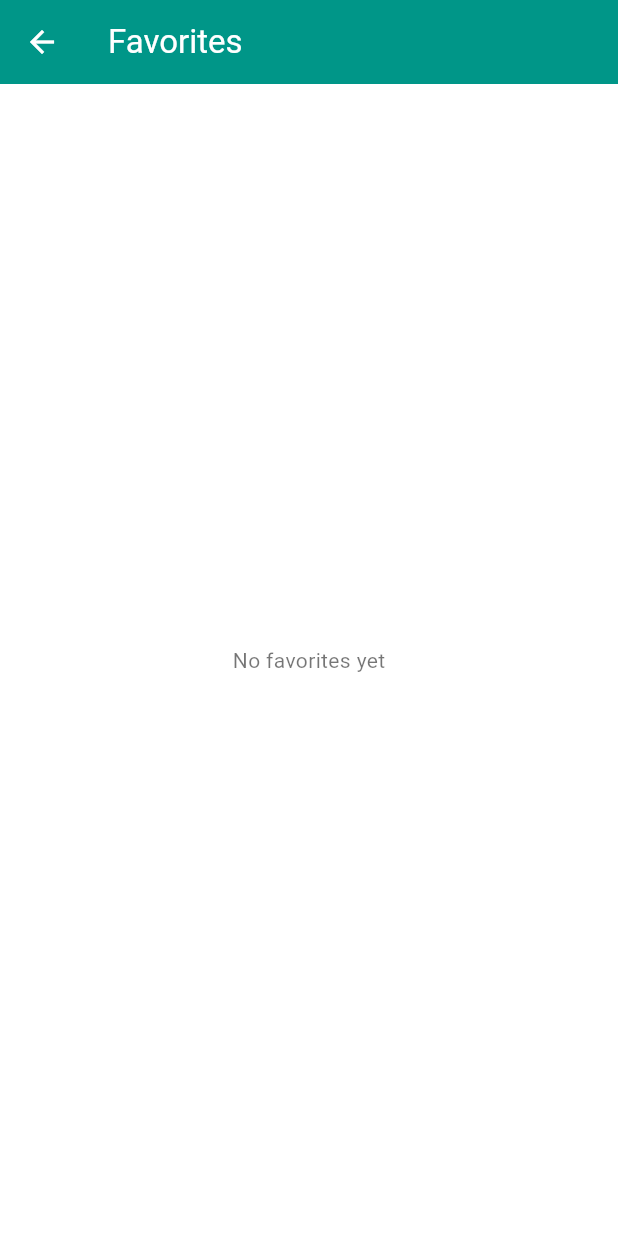
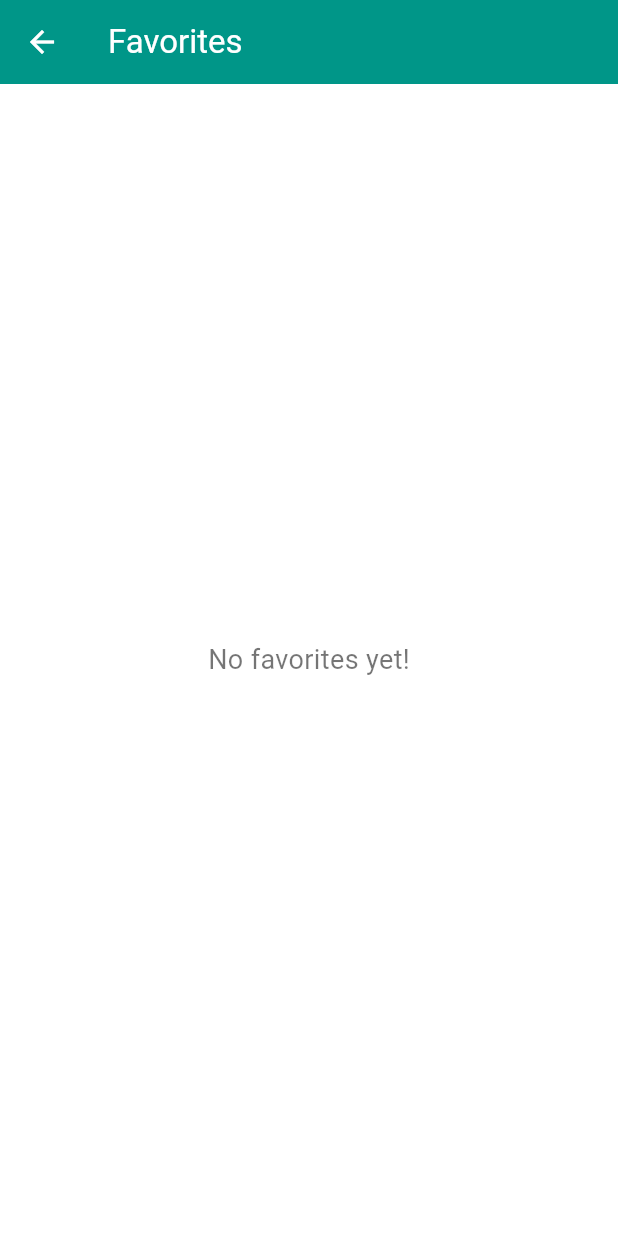
Before and after one commit to encoder-shoaib/homedeco-App, a Flutter app: the FavoritesScreen screen opened by its route, on a phone screen of 412 x 824 dp. Run offline on Flutter 3.47's test engine with Material 3 defaults, Android fonts, the light colour scheme and no system bars; our stand-ins replace carousel_slider.

Commit message:
first commit

```diff
--- a/lib/providers/product_provider.dart
+++ b/lib/providers/product_provider.dart
@@ -13,17 +13,18 @@ class ProductProvider with ChangeNotifier {
     Product(
       id: 2,
       name: 'Table Lamp',
-      price: 49.99,
+      price: 299.99,
       imageUrl: 'assets/images/product2.jpg',
-      category: 'Lighting',
+      category: 'Furniture',
     ),
     Product(
       id: 3,
-      name: 'Wall Art',
-      price: 79.99,
+      name: 'Dining Table',
+      price: 299.99,
       imageUrl: 'assets/images/product3.jpg',
-      category: 'Wall Art',
+      category: 'Furniture',
     ),
+    // ... other products
   ];
 
   final List<Product> _favorites = [];
@@ -33,6 +34,47 @@ class ProductProvider with ChangeNotifier {
   List<Product> get favorites => _favorites;
   List<Product> get cart => _cart;
 
+  // New: Track product quantities in cart
+  final Map<int, int> _cartQuantities = {};
+
+  int getCartQuantity(Product product) {
+    return _cartQuantities[product.id] ?? 0;
+  }
+
+  void addToCart(Product product) {
+    if (_cart.contains(product)) {
+      _cartQuantities[product.id] = (getCartQuantity(product) + 1);
+    } else {
+      _cart.add(product);
+      _cartQuantities[product.id] = 1;
+    }
+    notifyListeners();
+  }
+
+  void removeFromCart(Product product) {
+    if (_cart.contains(product)) {
+      if (getCartQuantity(product) > 1) {
+        _cartQuantities[product.id] = (getCartQuantity(product) - 1);
+      } else {
+        _cart.remove(product);
+        _cartQuantities.remove(product.id);
+      }
+      notifyListeners();
+    }
+  }
+
+  void removeAllFromCart(Product product) {
+    _cart.remove(product);
+    _cartQuantities.remove(product.id);
+    notifyListeners();
+  }
+
+  double get cartTotal {
+    return _cart.fold(0, (total, product) {
+      return total + (product.price * getCartQuantity(product));
+    });
+  }
+
   void toggleFavorite(Product product) {
     if (_favorites.contains(product)) {
       _favorites.remove(product);
@@ -41,14 +83,4 @@ class ProductProvider with ChangeNotifier {
     }
     notifyListeners();
   }
-
-  void addToCart(Product product) {
-    _cart.add(product);
-    notifyListeners();
-  }
-
-  void removeFromCart(Product product) {
-    _cart.remove(product);
-    notifyListeners();
-  }
 }
--- a/lib/screens/favorites_screen.dart
+++ b/lib/screens/favorites_screen.dart
@@ -8,19 +8,34 @@ class FavoritesScreen extends StatelessWidget {
 
   @override
   Widget build(BuildContext context) {
-    final productProvider = Provider.of<ProductProvider>(context);
-
     return Scaffold(
-      appBar: AppBar(title: const Text('Favorites')),
-      body: productProvider.favorites.isEmpty
-          ? const Center(child: Text('No favorites yet'))
-          : ListView.builder(
-              itemCount: productProvider.favorites.length,
-              itemBuilder: (context, index) {
-                final product = productProvider.favorites[index];
-                return ProductCard(product: product);
-              },
+      appBar: AppBar(
+        title: const Text('Favorites'),
+      ),
+      body: Consumer<ProductProvider>(
+        builder: (context, productProvider, child) {
+          final favorites = productProvider.favorites;
+          if (favorites.isEmpty) {
+            return const Center(
+              child: Text('No favorites yet!', style: TextStyle(fontSize: 18)),
+            );
+          }
+          return GridView.builder(
+            padding: const EdgeInsets.all(16.0),
+            gridDelegate: const SliverGridDelegateWithFixedCrossAxisCount(
+              crossAxisCount: 2,
+              crossAxisSpacing: 8.0,
+              mainAxisSpacing: 8.0,
+              childAspectRatio: 0.7,
             ),
+            itemCount: favorites.length,
+            itemBuilder: (context, index) {
+              final product = favorites[index];
+              return ProductCard(product: product);
+            },
+          );
+        },
+      ),
     );
   }
 }
```
Also changed, not shown: lib/screens/cart_screen.dart (+144 -11 lines).
